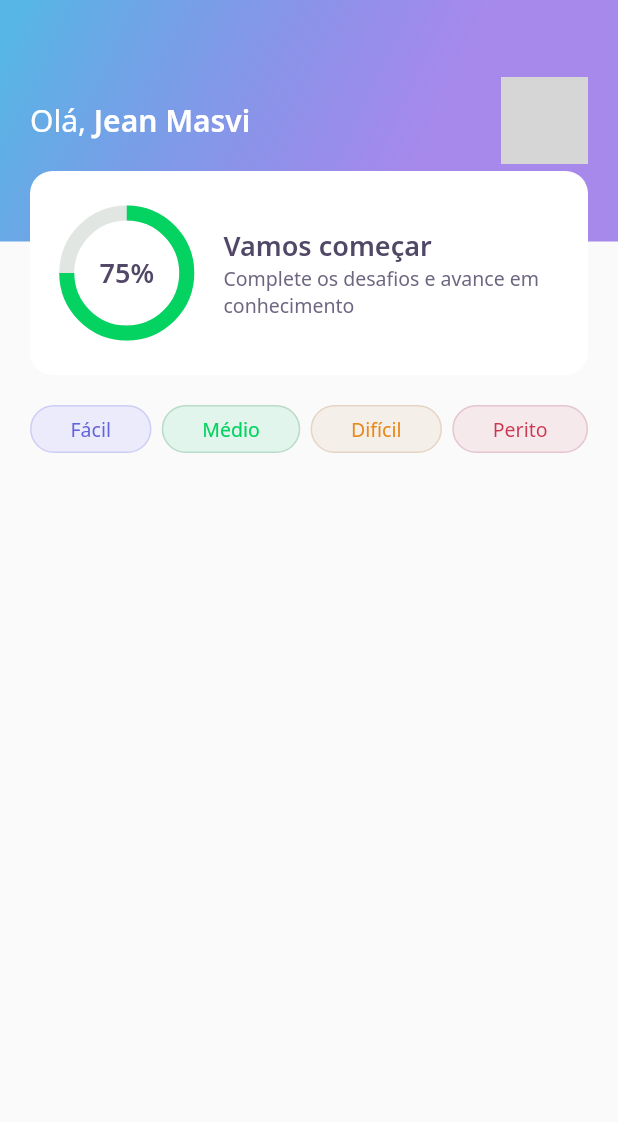
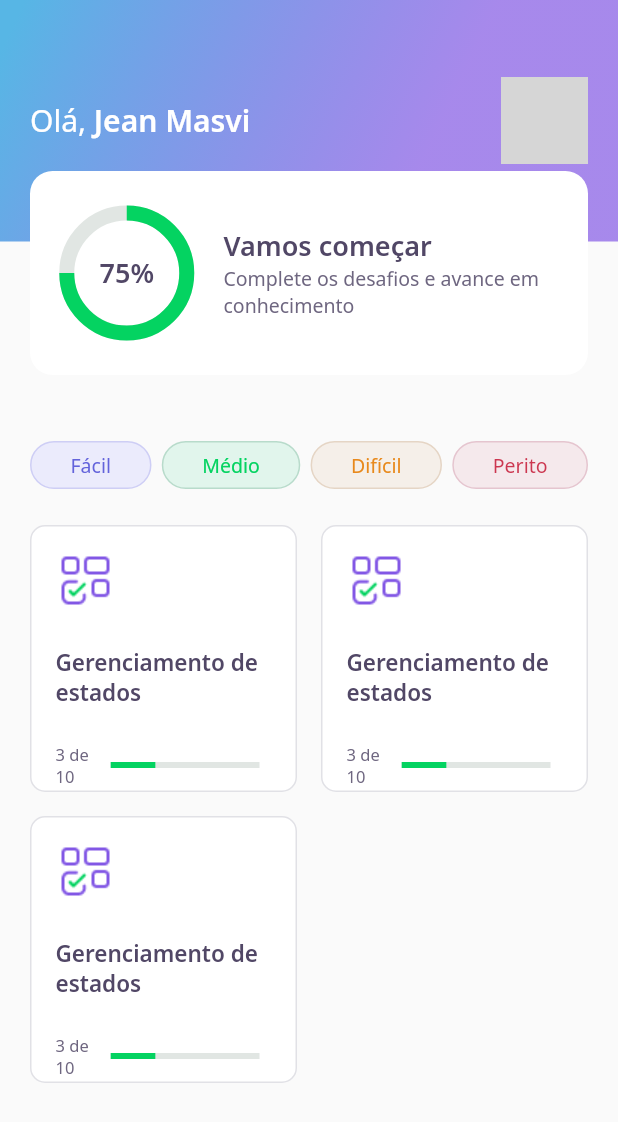
Before and after one commit to Masvi/flutter-quiz, a Flutter app: the screen it shows after launch, on a phone screen of 412 x 824 dp. Shown: the top 1122 px of the screen. Run offline on Flutter 3.47's test engine with Material 2 defaults, Android fonts, the phone set to English and light mode, and no system bars; our stand-ins replace google_fonts; network calls fail; grey boxes are pictures that could not be loaded.

Commit message:
feat: card home

```diff
--- a/lib/home/home_page.dart
+++ b/lib/home/home_page.dart
@@ -1,5 +1,6 @@
 import 'package:dev_quiz/home/widgets/appbar/app_bar_widget.dart';
 import 'package:dev_quiz/home/widgets/levelbutton/level_button_widget.dart';
+import 'package:dev_quiz/home/widgets/quizcard/quiz_card_widget.dart';
 import 'package:flutter/material.dart';
 
 class HomePage extends StatefulWidget {
@@ -19,7 +20,12 @@ class _HomePageState extends State<HomePage> {
       appBar: AppBarWiddget(),
       body: Padding(
         padding: const EdgeInsets.symmetric(horizontal: 20, vertical: 20),
-        child: Row(
+        child: Column(
+          children: [
+            SizedBox(
+              height: 24
+            ),
+            Row(
               mainAxisAlignment: MainAxisAlignment.spaceBetween,
               children: [
                 LevelButtonWidget(label: "Fácil"),
@@ -28,6 +34,24 @@ class _HomePageState extends State<HomePage> {
                 LevelButtonWidget(label: "Perito"),
               ]
             ),
+            SizedBox(
+              height: 24
+            ),
+            Expanded(
+              child:
+                GridView.count(
+                  crossAxisCount: 2,
+                  crossAxisSpacing: 16,
+                  mainAxisSpacing: 16,
+                  children: [
+                    QuizCardWidget(),
+                    QuizCardWidget(),
+                    QuizCardWidget()
+                  ]
+                ),
+            )
+          ],
+        ),
       ),
     );
   }
--- /dev/null
+++ b/lib/home/widgets/quizcard/quiz_card_widget.dart
@@ -0,0 +1,56 @@
+import 'package:dev_quiz/core/core.dart';
+import 'package:flutter/material.dart';
+
+class QuizCardWidget extends StatelessWidget {
+
+  const QuizCardWidget({ Key? key}) : super(key: key);
+
+
+  @override
+  Widget build(BuildContext context) {
+    return
+      Container(
+        padding: EdgeInsets.all(16),
+        decoration:
+          BoxDecoration(
+            border: Border.fromBorderSide(BorderSide(color: AppColors.border)),
+            color: AppColors.white,
+            borderRadius: BorderRadius.circular(10)
+          ),
+          child:
+            Column(
+              crossAxisAlignment: CrossAxisAlignment.start,
+              children: [
+                Container(
+                  height: 40,
+                  width: 40,
+                  child: Image.asset(AppImages.blocks)
+                ),
+                SizedBox(height: 24,),
+                Text("Gerenciamento de estados", style: AppTextStyles.heading15),
+                SizedBox(height: 24,),
+                Row(
+                  children: [
+                    Expanded(
+                      flex: 1,
+                      child: Text("3 de 10", style: AppTextStyles.body11),
+                    ),
+                    Expanded(
+                      flex: 4,
+                      child:
+                        Padding(
+                          padding: const EdgeInsets.all(8.0),
+                          child: LinearProgressIndicator(
+                            value: .3,
+                            backgroundColor: AppColors.chartSecondary,
+                            valueColor: AlwaysStoppedAnimation<Color>(AppColors.chartPrimary),
+                          ),
+                        )
+                    ),
+                  ],
+                ),
+              ],
+            )
+    );
+  }
+}
```
Lines whose indentation alone changed are shown as unchanged.
